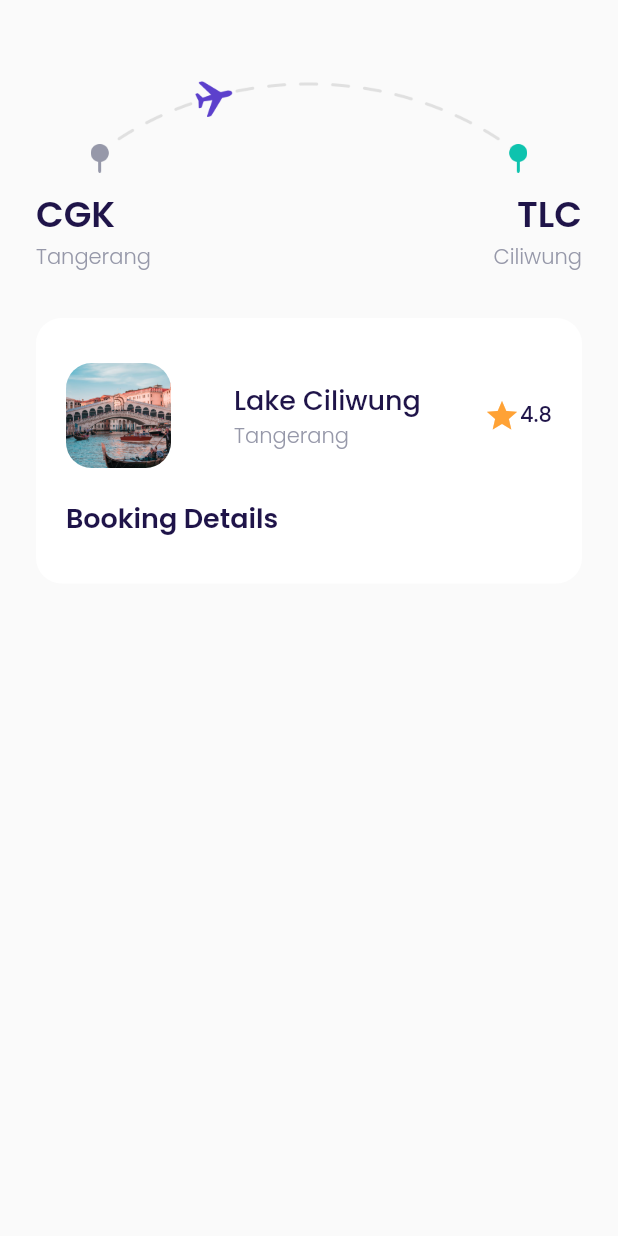
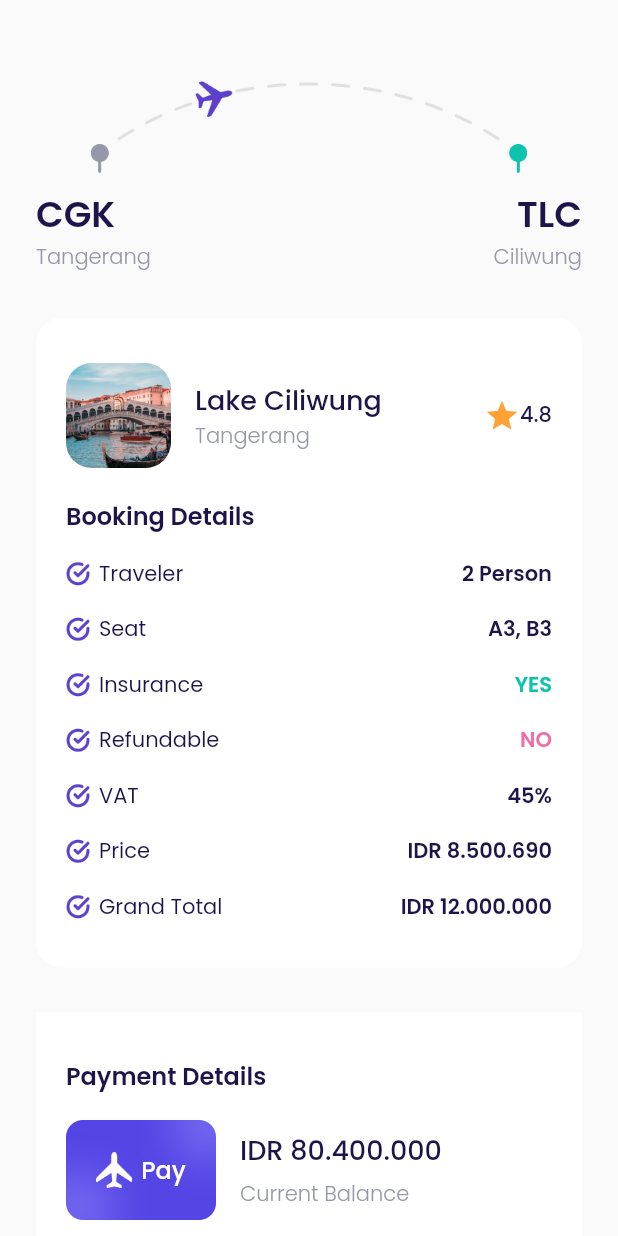
Before and after one commit to rafidmuhammad/travel_app, a Flutter app: the CheckoutPage screen opened directly, on a phone screen of 412 x 824 dp. Run offline on Flutter 3.47's test engine with Material 2 defaults, Android fonts, the phone set to English and light mode, and no system bars; our stand-ins replace google_fonts.

Commit message:
UI finished

```diff
--- /dev/null
+++ b/lib/ui/pages/card_page.dart
@@ -0,0 +1,10 @@
+import 'package:flutter/material.dart';
+
+class CardPage extends StatelessWidget {
+  const CardPage({super.key});
+
+  @override
+  Widget build(BuildContext context) {
+    return Container();
+  }
+}
--- a/lib/ui/pages/checkout_page.dart
+++ b/lib/ui/pages/checkout_page.dart
@@ -1,5 +1,9 @@
 import 'package:flutter/material.dart';
 import 'package:new_flutter_app/shared/theme.dart';
+import 'package:new_flutter_app/ui/pages/success_checkout.dart';
+import 'package:new_flutter_app/ui/widgets/custom_button.dart';
+import 'package:new_flutter_app/ui/widgets/detail_item.dart';
+import 'package:new_flutter_app/ui/widgets/tacbutton.dart';
 
 class CheckoutPage extends StatelessWidget {
   const CheckoutPage({super.key});
@@ -71,7 +75,6 @@ class CheckoutPage extends StatelessWidget {
           crossAxisAlignment: CrossAxisAlignment.start,
           children: [
             Row(
-              mainAxisAlignment: MainAxisAlignment.spaceBetween,
               children: [
                 Container(
                   width: 70,
@@ -82,7 +85,11 @@ class CheckoutPage extends StatelessWidget {
                           fit: BoxFit.cover,
                           image: AssetImage("assets/image_dest_1.png"))),
                 ),
-                Column(
+                SizedBox(
+                  width: 16,
+                ),
+                Expanded(
+                  child: Column(
                     crossAxisAlignment: CrossAxisAlignment.start,
                     children: [
                       Text(
@@ -90,13 +97,14 @@ class CheckoutPage extends StatelessWidget {
                         style: blackTextStyle.copyWith(
                             fontWeight: medium,
                             fontSize: 18,
-                      ),
+                            overflow: TextOverflow.ellipsis),
                       ),
                       Text(
                         "Tangerang",
                         style: greyTextStyle.copyWith(fontWeight: light),
                       )
                     ],
+                  ),
                 ),
                 Row(
                   children: [
@@ -121,10 +129,115 @@ class CheckoutPage extends StatelessWidget {
             Text(
               "Booking Details",
               style:
-                  blackTextStyle.copyWith(fontSize: 18, fontWeight: semibold),
+                  blackTextStyle.copyWith(fontSize: 16, fontWeight: semibold),
+            ),
+
+            //NOTE : Booking Details Item
+            BookingDetailsItem(
+                detail: "2 Person", name: "Traveler", valueColor: textcolor),
+            BookingDetailsItem(
+                detail: "A3, B3", name: "Seat", valueColor: textcolor),
+            BookingDetailsItem(
+                detail: "YES", name: "Insurance", valueColor: greencolor),
+            BookingDetailsItem(
+                detail: "NO", name: "Refundable", valueColor: redcolor),
+            BookingDetailsItem(
+                detail: "45%", name: "VAT", valueColor: textcolor),
+            BookingDetailsItem(
+                detail: "IDR 8.500.690", name: "Price", valueColor: textcolor),
+            BookingDetailsItem(
+                detail: "IDR 12.000.000",
+                name: "Grand Total",
+                valueColor: textcolor),
+          ],
+        ),
+      );
+    }
+
+    Widget paymentdetails() {
+      return Container(
+        width: double.infinity,
+        margin: EdgeInsets.only(top: 30),
+        padding: EdgeInsets.symmetric(vertical: 30, horizontal: 20),
+        decoration: BoxDecoration(color: whitecolor),
+        child: Column(
+          crossAxisAlignment: CrossAxisAlignment.start,
+          children: [
+            Text(
+              "Payment Details",
+              style:
+                  blackTextStyle.copyWith(fontWeight: semibold, fontSize: 16),
+            ),
+            SizedBox(
+              height: 16,
+            ),
+            Row(
+              children: [
+                Container(
+                  width: 100,
+                  height: 70,
+                  margin: EdgeInsets.only(right: 16),
+                  decoration: BoxDecoration(
+                      image: DecorationImage(
+                          image: AssetImage("assets/image_card.png"))),
+                  child: Row(
+                    mainAxisAlignment: MainAxisAlignment.center,
+                    children: [
+                      Container(
+                        margin: EdgeInsets.only(right: 6),
+                        width: 24,
+                        height: 24,
+                        decoration: BoxDecoration(
+                          image: DecorationImage(
+                            image: AssetImage(
+                              "assets/icon_plane.png",
+                            ),
+                          ),
+                        ),
+                      ),
+                      Text(
+                        "Pay",
+                        style: whiteTextStyle.copyWith(
+                            fontWeight: medium, fontSize: 16),
                       )
                     ],
                   ),
+                ),
+                Column(
+                  crossAxisAlignment: CrossAxisAlignment.start,
+                  children: [
+                    Text(
+                      "IDR 80.400.000",
+                      style: blackTextStyle.copyWith(
+                          fontWeight: medium, fontSize: 18),
+                    ),
+                    SizedBox(
+                      height: 5,
+                    ),
+                    Text(
+                      "Current Balance",
+                      style: greyTextStyle.copyWith(fontWeight: light),
+                    )
+                  ],
+                ),
+              ],
+            ),
+          ],
+        ),
+      );
+    }
+
+    Widget paynowButton() {
+      return CustomButton(
+        onPressed: () {
+          Navigator.push(
+              context,
+              MaterialPageRoute(
+                builder: (context) => SuccessCheckout(),
+              ));
+        },
+        title: "Pay Now",
+        margin: EdgeInsets.symmetric(vertical: 30),
       );
     }
 
@@ -136,6 +249,9 @@ class CheckoutPage extends StatelessWidget {
           children: [
             route(),
             bookingDetails(),
+            paymentdetails(),
+            paynowButton(),
+            TacButton(margin: EdgeInsets.only(bottom: 30)),
           ],
         ),
       ),
--- a/lib/ui/pages/home_page.dart
+++ b/lib/ui/pages/home_page.dart
@@ -1,5 +1,4 @@
 import 'package:flutter/material.dart';
-import 'package:flutter/rendering.dart';
 import 'package:new_flutter_app/shared/theme.dart';
 import 'package:new_flutter_app/ui/widgets/destination_card.dart';
 import 'package:new_flutter_app/ui/widgets/destination_tile.dart';
@@ -137,14 +136,12 @@ class HomePage extends StatelessWidget {
       );
     }
 
-    return Container(
-      child: ListView(
-        children: [
-          header(),
-          popularDestination(),
-          newDestination(),
-        ],
-      ),
+    return ListView(
+      children: [
+        header(),
+        popularDestination(),
+        newDestination(),
+      ],
     );
   }
 }
--- /dev/null
+++ b/lib/ui/pages/settings_page.dart
@@ -0,0 +1,10 @@
+import 'package:flutter/material.dart';
+
+class SettingsPage extends StatelessWidget {
+  const SettingsPage({super.key});
+
+  @override
+  Widget build(BuildContext context) {
+    return Container();
+  }
+}
--- a/lib/ui/pages/sign_up.dart
+++ b/lib/ui/pages/sign_up.dart
@@ -2,6 +2,7 @@ import 'package:flutter/material.dart';
 import 'package:new_flutter_app/shared/theme.dart';
 import 'package:new_flutter_app/ui/widgets/custom_button.dart';
 import 'package:new_flutter_app/ui/widgets/custom_text_field.dart';
+import 'package:new_flutter_app/ui/widgets/tacbutton.dart';
 
 class SignUp extends StatelessWidget {
   const SignUp({super.key});
@@ -82,21 +83,6 @@ class SignUp extends StatelessWidget {
       );
     }
 
-    Widget tacButton() {
-      return Container(
-        margin: const EdgeInsets.only(top: 30, bottom: 73),
-        child: TextButton(
-            onPressed: () {},
-            child: Text(
-              "Terms and Condition",
-              style: greyTextStyle.copyWith(
-                  fontSize: 16,
-                  fontWeight: light,
-                  decoration: TextDecoration.underline),
-            )),
-      );
-    }
-
     return Scaffold(
         backgroundColor: backgroundcolor,
         body: SafeArea(
@@ -106,7 +92,7 @@ class SignUp extends StatelessWidget {
               children: [
                 title(),
                 inputSection(),
-                tacButton(),
+                TacButton(margin: EdgeInsets.only(top: 50, bottom: 73)),
               ],
             ),
           ),
--- a/lib/ui/pages/success_checkout.dart
+++ b/lib/ui/pages/success_checkout.dart
@@ -33,7 +33,10 @@ class SuccessCheckout extends StatelessWidget {
             ),
             CustomButton(
               margin: const EdgeInsets.only(top: 50),
-              onPressed: () {},
+              onPressed: () {
+                Navigator.pushNamedAndRemoveUntil(
+                    context, '/main-page', (route) => false);
+              },
               title: "My Bookings",
               width: 220,
             )
--- /dev/null
+++ b/lib/ui/pages/transaction_page.dart
@@ -0,0 +1,10 @@
+import 'package:flutter/material.dart';
+
+class TransactionPage extends StatelessWidget {
+  const TransactionPage({super.key});
+
+  @override
+  Widget build(BuildContext context) {
+    return Container();
+  }
+}
--- /dev/null
+++ b/lib/ui/widgets/detail_item.dart
@@ -0,0 +1,44 @@
+import 'package:flutter/material.dart';
+import 'package:new_flutter_app/shared/theme.dart';
+
+class BookingDetailsItem extends StatelessWidget {
+  final String name;
+  final String detail;
+  final Color valueColor;
+  const BookingDetailsItem(
+      {super.key,
+      required this.name,
+      required this.detail,
+      required this.valueColor});
+
+  @override
+  Widget build(BuildContext context) {
+    return Container(
+      margin: EdgeInsets.only(top: 16),
+      child: Row(
+        children: [
+          Container(
+            width: 16,
+            height: 16,
+            margin: EdgeInsets.only(right: 6),
+            decoration: BoxDecoration(
+              image: DecorationImage(
+                image: AssetImage("assets/icon_checklist.png"),
+              ),
+            ),
+          ),
+          Text(
+            name,
+            style: blackTextStyle,
+          ),
+          Spacer(),
+          Text(
+            detail,
+            style: blackTextStyle.copyWith(
+                fontWeight: semibold, color: valueColor),
+          )
+        ],
+      ),
+    );
+  }
+}
--- /dev/null
+++ b/lib/ui/widgets/tacbutton.dart
@@ -0,0 +1,23 @@
+import 'package:flutter/material.dart';
+import 'package:new_flutter_app/shared/theme.dart';
+
+class TacButton extends StatelessWidget {
+  final EdgeInsets margin;
+  const TacButton({super.key, this.margin = EdgeInsets.zero});
+
+  @override
+  Widget build(BuildContext context) {
+    return Container(
+      margin: margin,
+      child: TextButton(
+          onPressed: () {},
+          child: Text(
+            "Terms and Condition",
+            style: greyTextStyle.copyWith(
+                fontSize: 16,
+                fontWeight: light,
+                decoration: TextDecoration.underline),
+          )),
+    );
+  }
+}
```
Lines whose indentation alone changed are shown as unchanged.
